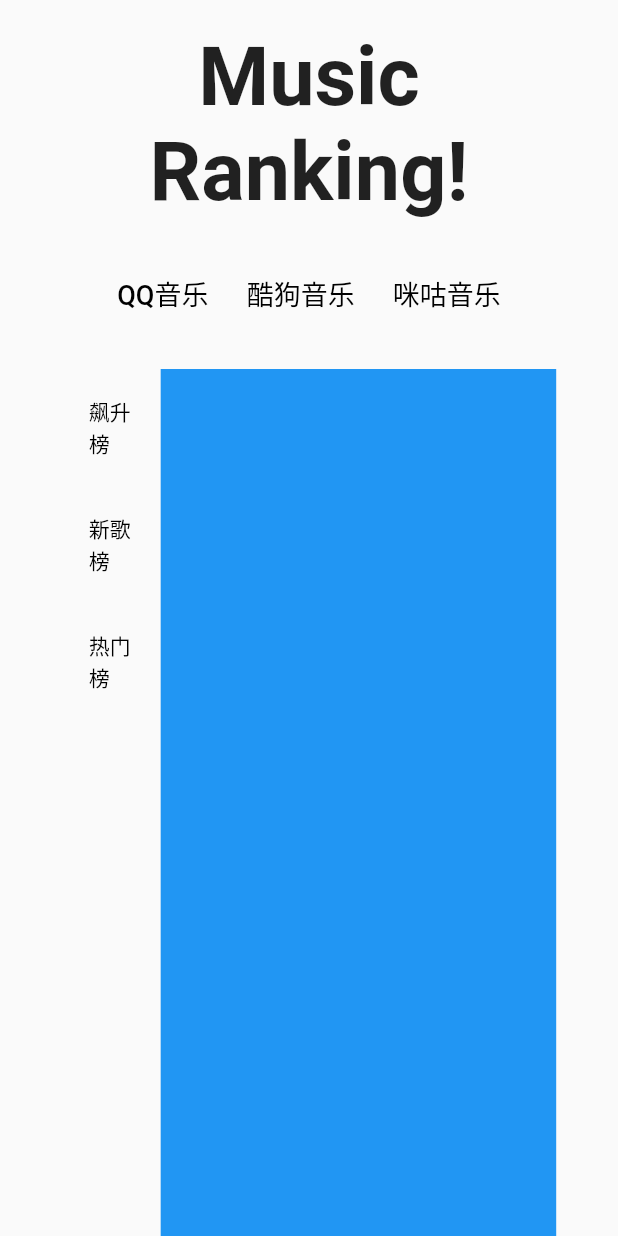
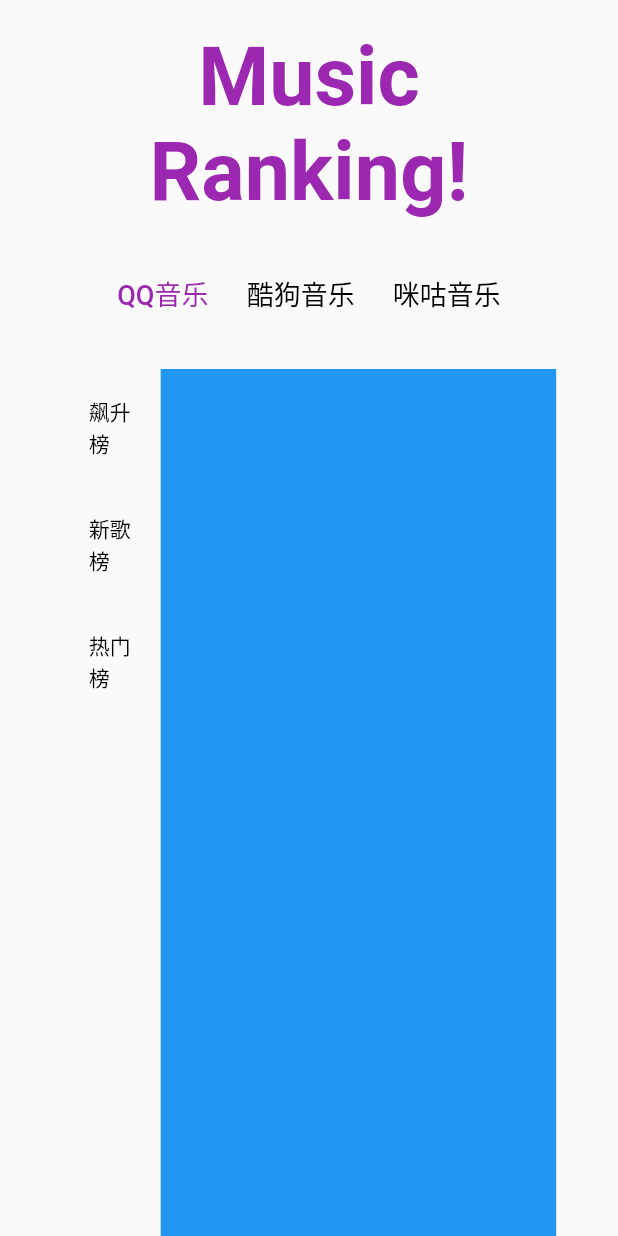
Before and after one commit to yusheng-guo/music-ranking-app, a Flutter app: the screen it shows after launch, after a tap on "QQ音乐", on a phone screen of 412 x 824 dp. Run offline on Flutter 3.47's test engine with Material 2 defaults, Android fonts, the phone set to English and light mode, and no system bars.

Commit message:
the selected music platform turns purple

```diff
--- a/lib/widgets/application_title.dart
+++ b/lib/widgets/application_title.dart
@@ -1,6 +1,4 @@
 import 'package:flutter/material.dart';
-import 'package:flutter/src/widgets/framework.dart';
-import 'package:flutter/src/widgets/placeholder.dart';
 
 class ApplicationTitle extends StatelessWidget {
   const ApplicationTitle({super.key});
@@ -14,6 +12,7 @@ class ApplicationTitle extends StatelessWidget {
       style: TextStyle(
         fontWeight: FontWeight.bold,
         fontSize: 54,
+        color: Colors.purple,
       ),
     );
   }
--- a/lib/widgets/button_set.dart
+++ b/lib/widgets/button_set.dart
@@ -1,12 +1,18 @@
 import 'package:flutter/material.dart';
-import 'package:flutter/src/widgets/framework.dart';
-import 'package:flutter/src/widgets/placeholder.dart';
 
-class ButtonSet extends StatelessWidget {
+class ButtonSet extends StatefulWidget {
   const ButtonSet({super.key});
 
   @override
+  State<ButtonSet> createState() => _ButtonSetState();
+}
+
+class _ButtonSetState extends State<ButtonSet> {
+  int _selectedButton = 0;
+
+  @override
   Widget build(BuildContext context) {
+    // return const Placeholder();
     return Padding(
       padding: const EdgeInsets.symmetric(vertical: 16.0),
       child: Row(
@@ -16,24 +22,42 @@ class ButtonSet extends StatelessWidget {
             width: 10,
           ),
           TextButton(
-            onPressed: () => {},
-            child: const Text(
+            onPressed: () => {
+              setState(() => _selectedButton = 0),
+            },
+            child: Text(
               "QQ音乐",
-              style: TextStyle(fontSize: 18.0, color: Colors.black),
+              style: TextStyle(
+                fontSize: 18.0,
+                // color: Colors.black,
+                color: _selectedButton == 0 ? Colors.purple : Colors.black,
+              ),
             ),
           ),
           TextButton(
-            onPressed: () => {},
-            child: const Text(
+            onPressed: () => {
+              setState(() => _selectedButton = 1),
+            },
+            child: Text(
               "酷狗音乐",
-              style: TextStyle(fontSize: 18.0, color: Colors.black),
+              style: TextStyle(
+                fontSize: 18.0,
+                // color: Colors.black,
+                color: _selectedButton == 1 ? Colors.purple : Colors.black,
+              ),
             ),
           ),
           TextButton(
-            onPressed: () => {},
-            child: const Text(
+            onPressed: () => {
+              setState(() => _selectedButton = 2),
+            },
+            child: Text(
               "咪咕音乐",
-              style: TextStyle(fontSize: 18.0, color: Colors.black),
+              style: TextStyle(
+                fontSize: 18.0,
+                // color: Colors.black,
+                color: _selectedButton == 2 ? Colors.purple : Colors.black,
+              ),
             ),
           ),
           const SizedBox(
```
